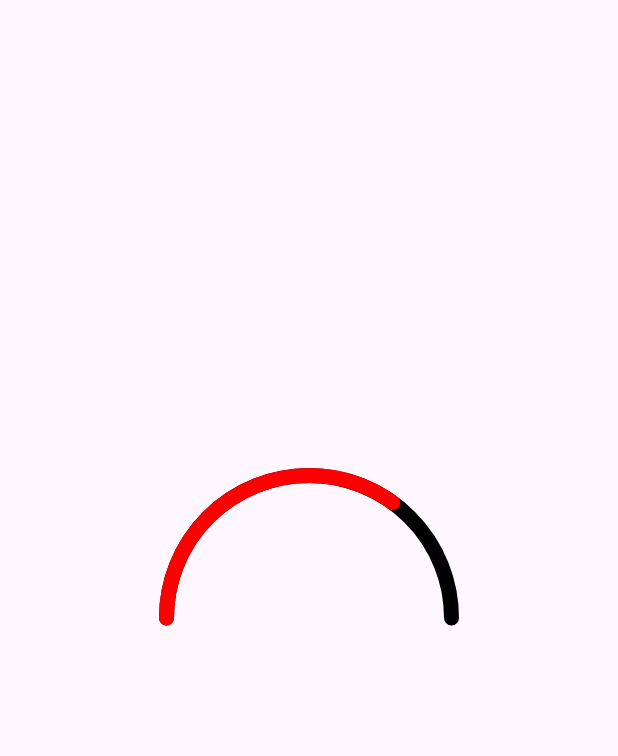
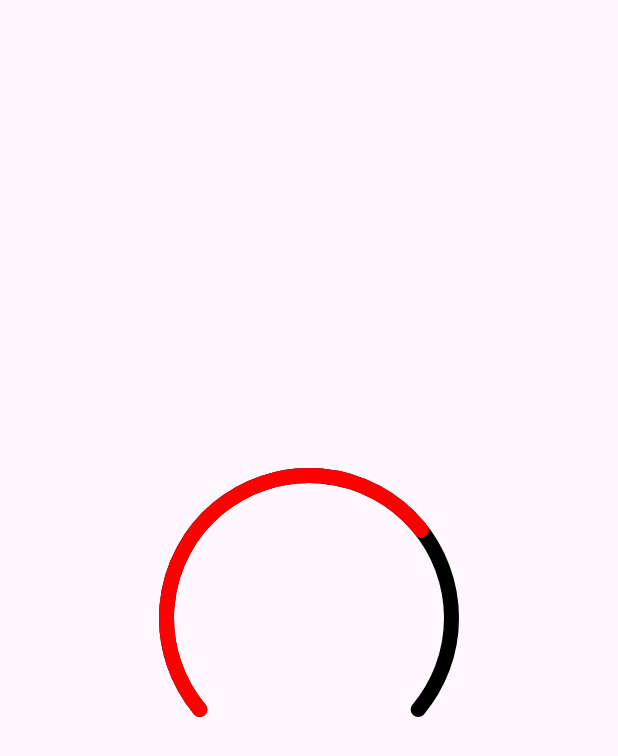
Before and after one commit to JuanArton/Android-ArcProgressBar, an Android app: the layout activity_main.xml on its own in the app's theme, with its tools: preview values and no code run, on a phone screen of 412 x 824 dp. Shown: the top 756 px of the screen. Run offline under Robolectric (Android 15) with nearby library versions, the phone set to English and light mode, and no system bars.

Commit message:
add progress bar

```diff
--- a/app/src/main/java/com/juanarton/arcprogressbar/MainActivity.kt
+++ b/app/src/main/java/com/juanarton/arcprogressbar/MainActivity.kt
@@ -24,5 +24,7 @@ class MainActivity : AppCompatActivity() {
             v.setPadding(systemBars.left, systemBars.top, systemBars.right, systemBars.bottom)
             insets
         }
+
+        binding?.testttt?.progressColor = getColor(R.color.red)
     }
 }
--- a/app/src/main/res/layout/activity_main.xml
+++ b/app/src/main/res/layout/activity_main.xml
@@ -20,8 +20,8 @@
         app:progressMin="0"
         app:progressColor="@color/red"
         app:trackColor="@color/black"
-        app:startAngle="180"
-        app:sweepAngle="180"
+        app:startAngle="140"
+        app:sweepAngle="260"
         app:trackWidth="10dp"
         app:progressWidth="10dp" />
 
```
Also changed, not shown: 1 other file.
